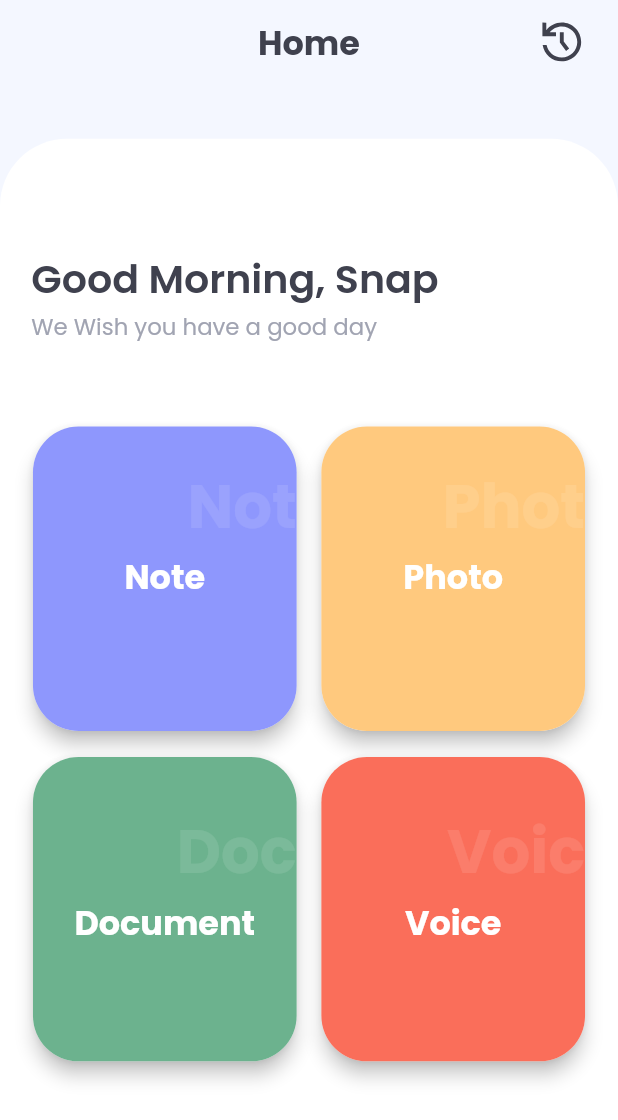
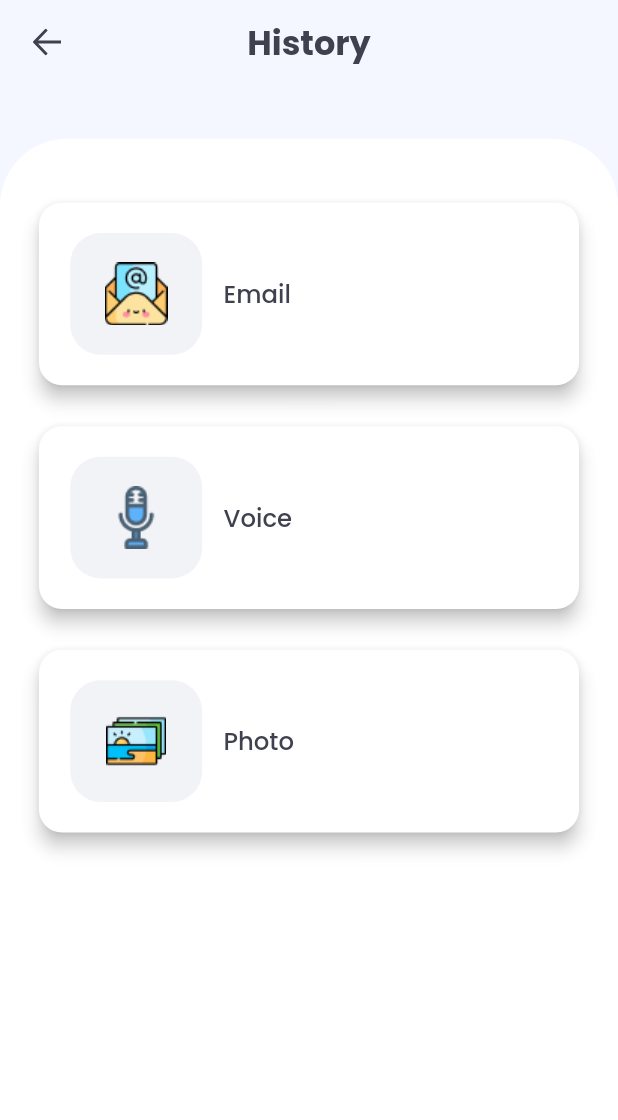
Before and after one commit to deepakrana0011/SnapProject, a Flutter app: the HomeScreen screen opened by its route, after a tap on an icon or button, on a phone screen of 412 x 824 dp. Shown: the top 1120 px of the screen. Run offline on Flutter 3.47's test engine with Material 2 defaults, Android fonts, the phone set to English and light mode, and no system bars; our stand-ins replace another_flushbar, cached_network_image, device_info_plus, dio, easy_localization, file_picker and 9 more; missing offline and left inert: audio_session, flutter_sound, flutter_sound_platform_interface; accounts and stored records are empty; statements that could not run were skipped.

Commit message:
working on document ui and api, permssion handling,  working on history ui

```diff
--- a/langs/en.json
+++ b/langs/en.json
@@ -35,5 +35,13 @@
   "hey_snap" : "Hey Snap!  Note send Successfully.",
   "something_went_wrong_image_error" : "OOPS! something went wrong, image error.",
   "image_sent_successfully" : "Your image has been sent successfully",
-  "choose_a_document" : "Choose a document"
+  "choose_a_document" : "Choose a document",
+  "file_size_exceeds" : "File size exceeds! You can send up to 20 MB",
+  "history" : "History",
+  "document_send_successfully" : "Your document has send Successfully.",
+  "microphone_permission_not_granted" : "Microphone permission not granted, please enable it to record audio.",
+  "microphone_permission" : "Microphone permission",
+  "storage_permission_not_granted" : "This app needs storage access to choose document to send, Please click again on storage permission whether already given",
+  "storage_permission" : "Storage Permission",
+  "email" : "Email"
 }
--- a/lib/constants/api_constants.dart
+++ b/lib/constants/api_constants.dart
@@ -6,5 +6,5 @@ class ApiConstants{
   static const verifyOtp = "verifytoken";
   static const resendOtp = "resendToken";
   static const sendNote = "senddata";
-  static const sendPhoto = "uploads";
+  static const sendPhotoAndDocument = "uploads";
 }
--- a/lib/constants/dimension_constants.dart
+++ b/lib/constants/dimension_constants.dart
@@ -1,9 +1,11 @@
 class DimensionConstants{
   static const double d4 = 4;
+  static const double d6 = 6;
   static const double d8 = 8;
   static const double d10 = 10;
   static const double d11 = 11;
   static const double d12 = 12;
+  static const double d13 = 13;
   static const double d14 = 14;
   static const double d15 = 15;
   static const double d16 = 16;
@@ -25,6 +27,7 @@ class DimensionConstants{
   static const double d36 = 36;
   static const double d38 = 38;
   static const double d40 = 40;
+  static const double d42 = 42;
   static const double d44 = 44;
   static const double d46 = 46;
   static const double d47 = 47;
@@ -37,6 +40,7 @@ class DimensionConstants{
   static const double d72 = 72;
   static const double d73 = 73;
   static const double d74 = 74;
+  static const double d80 = 80;
   static const double d85 = 85;
   static const double d102 = 102;
   static const double d117 = 117;
--- a/lib/constants/image_constants.dart
+++ b/lib/constants/image_constants.dart
@@ -3,4 +3,7 @@ class ImageConstants{
   static const homeRefresh = "images/ic_home_refresh.svg";
   static const homeSetting = "images/ic_home_setting.svg";
   static const textIcon = "images/ic_text.svg";
+  static const emailIcon = "images/ic_email.png";
+  static const imageIcon = "images/ic_image.png";
+  static const microphoneIcon = "images/ic_microphone.png";
 }
--- a/lib/constants/route_constants.dart
+++ b/lib/constants/route_constants.dart
@@ -7,4 +7,5 @@ static const noteScreen = "noteScreen";
 static const photoScreen = "photoScreen";
 static const voiceScreen = "voiceScreen";
 static const documentScreen = "documentScreen";
+static const historyScreen = "historyScreen";
 }
--- a/lib/locator.dart
+++ b/lib/locator.dart
@@ -1,6 +1,7 @@
 import 'package:dio/dio.dart';
 import 'package:get_it/get_it.dart';
 import 'package:snap_app/provider/document_provider.dart';
+import 'package:snap_app/provider/history_provider.dart';
 import 'package:snap_app/provider/home_provider.dart';
 import 'package:snap_app/provider/login_provider.dart';
 import 'package:snap_app/provider/note_provider.dart';
@@ -23,6 +24,7 @@ void setupLocator(){
   locator.registerFactory<NoteProvider>(() => NoteProvider());
   locator.registerFactory<VoiceProvider>(() => VoiceProvider());
   locator.registerFactory<DocumentProvider>(() => DocumentProvider());
+  locator.registerFactory<HistoryProvider>(() => HistoryProvider());
 
   locator.registerLazySingleton<Dio>(() {
     Dio dio =  Dio();
--- /dev/null
+++ b/lib/provider/history_provider.dart
@@ -0,0 +1,5 @@
+import 'package:snap_app/provider/base_provider.dart';
+
+class HistoryProvider extends BaseProvider{
+
+}
--- a/lib/router.dart
+++ b/lib/router.dart
@@ -3,6 +3,7 @@ import 'dart:io';
 import 'package:flutter/material.dart';
 import 'package:snap_app/constants/route_constants.dart';
 import 'package:snap_app/view/document_screen.dart';
+import 'package:snap_app/view/history_screen.dart';
 import 'package:snap_app/view/home_screen.dart';
 import 'package:snap_app/view/login_page.dart';
 import 'package:snap_app/view/note_screen.dart';
@@ -48,6 +49,11 @@ class OnGenerateRouter {
         return MaterialPageRoute(
             builder: (_) => DocumentScreen(), settings: settings);
 
+      case RouteConstants.historyScreen:
+        return MaterialPageRoute(
+            builder: (_) => HistoryScreen(), settings: settings);
+
+
       default:
         return _onPageNotFound();
     }
--- /dev/null
+++ b/lib/view/history_screen.dart
@@ -0,0 +1,93 @@
+import 'package:easy_localization/src/public_ext.dart';
+import 'package:flutter/material.dart';
+import 'package:flutter_screenutil/flutter_screenutil.dart';
+import 'package:snap_app/constants/color_constants.dart';
+import 'package:snap_app/constants/dimension_constants.dart';
+import 'package:snap_app/constants/image_constants.dart';
+import 'package:snap_app/extensions/all_extensions.dart';
+import 'package:snap_app/helper/common_widgets.dart';
+import 'package:snap_app/provider/history_provider.dart';
+import 'package:snap_app/view/base_view.dart';
+import 'package:snap_app/widgets/image_view.dart';
+
+class HistoryScreen extends StatelessWidget {
+  const HistoryScreen({Key? key}) : super(key: key);
+
+  @override
+  Widget build(BuildContext context) {
+    ScreenUtil.init(
+        BoxConstraints(
+            maxWidth: MediaQuery.of(context).size.width,
+            maxHeight: MediaQuery.of(context).size.height),
+        designSize: Size(375, 812),
+        context: context,
+        minTextAdapt: true,
+        orientation: Orientation.portrait);
+    return Scaffold(
+      // resizeToAvoidBottomInset: false,
+        backgroundColor: ColorConstants.backgroundColor,
+        appBar: CommonWidgets.appBar(context, "history".tr()),
+        body: BaseView<HistoryProvider>(
+          onModelReady: (provider)  {
+          },
+          builder: (context, provider, _) {
+            return Container(
+              height: MediaQuery.of(context).size.height,
+              width: double.infinity,
+              margin: EdgeInsets.only(top: DimensionConstants.d36.h),
+              padding: EdgeInsets.only(top: DimensionConstants.d38.h),
+              decoration: BoxDecoration(
+                color: ColorConstants.colorWhite,
+                borderRadius: BorderRadius.only(
+                  topRight: Radius.circular(DimensionConstants.d44.r),
+                  topLeft: Radius.circular(DimensionConstants.d44.r),
+                ),
+              ),
+              child: SingleChildScrollView(
+                child: Column(
+                  //  mainAxisSize: MainAxisSize.min,
+                  crossAxisAlignment: CrossAxisAlignment.start,
+                  children: [
+                    // SizedBox(height: DimensionConstants.d73.h),
+                    historyScreenCard(ImageConstants.emailIcon, "email".tr()),
+                    historyScreenCard(ImageConstants.microphoneIcon, "voice".tr()),
+                    historyScreenCard(ImageConstants.imageIcon, "photo".tr())
+                  ]
+              ),
+              ),);
+          },
+        ));
+  }
+
+  Widget historyScreenCard(String imageIcon, String title){
+    return Padding(
+      padding: EdgeInsets.fromLTRB(DimensionConstants.d20.w, 0.0, DimensionConstants.d20.w, DimensionConstants.d19.h),
+      child: Card(
+        elevation: 5.0,
+        shape: RoundedRectangleBorder(
+          borderRadius:BorderRadius.circular(DimensionConstants.d15.r),
+        ),
+        child: Container(
+          padding: EdgeInsets.fromLTRB(DimensionConstants.d19.w, DimensionConstants.d20.h, DimensionConstants.d18.w, DimensionConstants.d20.h),
+          child: Row(
+            children: [
+              Container(
+                height: DimensionConstants.d80.h,
+                width: DimensionConstants.d80.w,
+               decoration: BoxDecoration(
+              borderRadius: BorderRadius.circular(DimensionConstants.d20.r),
+              color: ColorConstants.textFieldGrayColor),
+                child: ImageView(
+                  path: imageIcon, height: DimensionConstants.d42.h,
+                  width: DimensionConstants.d42.w
+                ),
+              ),
+              SizedBox(width: DimensionConstants.d13.w),
+              Text(title).mediumText(ColorConstants.colorBlackDown, DimensionConstants.d16.sp, TextAlign.center)
+            ],
+          ),
+        ),
+      ),
+    );
+  }
+}
--- a/lib/view/home_screen.dart
+++ b/lib/view/home_screen.dart
@@ -31,9 +31,7 @@ class HomeScreen extends StatelessWidget {
       key: _scaffoldKey,
       backgroundColor: ColorConstants.backgroundColor,
       appBar: CommonWidgets.appBar(context, "home".tr(), suffix: true, suffixImgPath: ImageConstants.homeRefresh, prefix: true, suffixTap: (){
-        // SharedPref.clearSharePref();
-        // Navigator.of(context).pushNamedAndRemoveUntil(
-        //     RouteConstants.loginPage, (route) => false);
+        Navigator.pushNamed(context, RouteConstants.historyScreen);
       }),
       body: BaseView<HomeProvider>(
         builder: (context, provider, _){
```
Also changed, not shown: lib/helper/common_widgets.dart (+36 -19 lines), lib/provider/document_provider.dart (+76 -0 lines), lib/service/api.dart (+27 -1 lines), lib/view/document_screen.dart (+41 -22 lines), lib/view/voice_screen.dart (+40 -35 lines), lib/widgets/image_picker_dialog.dart (+8 -0 lines), images/ic_email.png (added), images/ic_image.png (added), images/ic_microphone.png (added), 1 other file.
